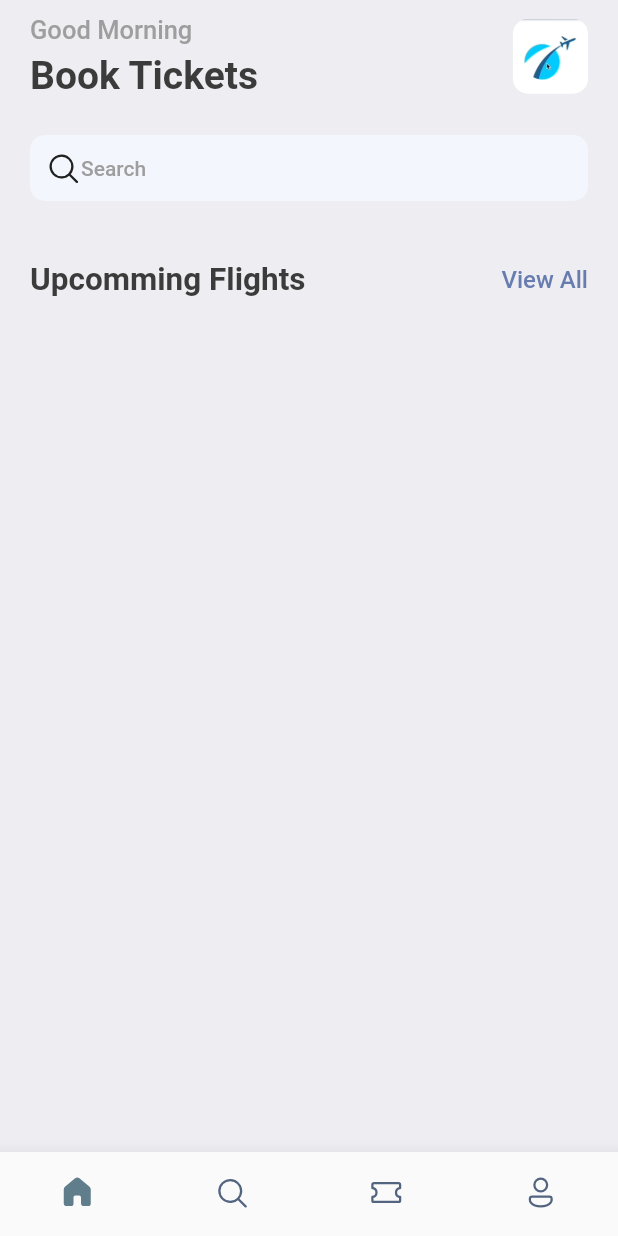
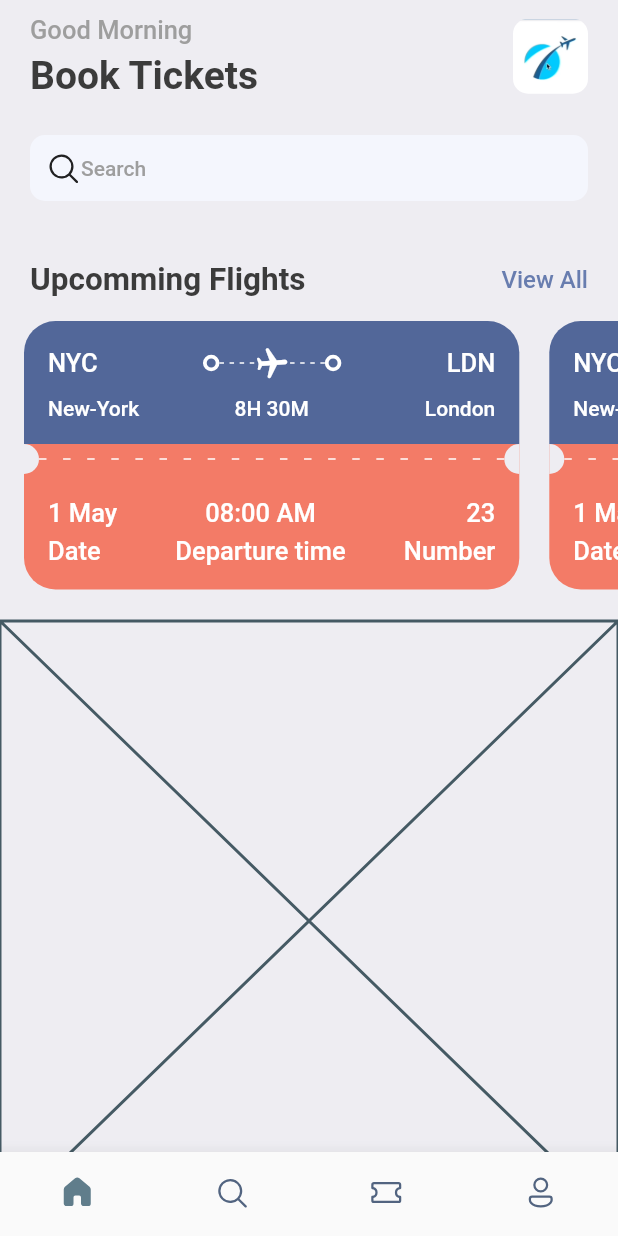
Before and after one commit to xiayulu/flutter-ticket, a Flutter app: the screen it shows after launch, on a phone screen of 412 x 824 dp. Run offline on Flutter 3.47's test engine with Material 2 defaults, Android fonts, the phone set to English and light mode, and no system bars; our stand-ins replace fluentui_icons, gap.

Commit message:
feat: tickect card

```diff
--- a/lib/screens/home.dart
+++ b/lib/screens/home.dart
@@ -1,6 +1,7 @@
 import 'package:fluentui_icons/fluentui_icons.dart';
 import 'package:flutter/material.dart';
 import 'package:gap/gap.dart';
+import 'package:ticket/screens/ticket_view.dart';
 import 'package:ticket/utils/app_styles.dart';
 
 class HomeScreen extends StatefulWidget {
@@ -84,9 +85,19 @@ class _HomeScreenState extends State<HomeScreen> {
                 )
               ],
             ),
-            const Gap(40),
           ]),
         ),
+        const Gap(15),
+        const SingleChildScrollView(
+          scrollDirection: Axis.horizontal,
+          padding: EdgeInsets.only(left: 16),
+          child: Row(children: [
+            TicketView(),
+            TicketView(),
+            TicketView(),
+          ]),
+        ),
+        Placeholder()
       ]),
     );
   }
--- /dev/null
+++ b/lib/screens/ticket_view.dart
@@ -0,0 +1,213 @@
+import 'package:flutter/material.dart';
+import 'package:gap/gap.dart';
+import 'package:ticket/utils/app_layout.dart';
+import 'package:ticket/utils/app_styles.dart';
+import 'package:ticket/widgets/thick_container.dart';
+
+class TicketView extends StatelessWidget {
+  const TicketView({super.key});
+
+  @override
+  Widget build(BuildContext context) {
+    final size = AppLayout.getSize(context);
+    return SizedBox(
+      width: size.width * 0.85,
+      height: 200,
+      child: Container(
+        margin: const EdgeInsets.only(right: 20),
+        child: Column(children: [
+          Container(
+            padding: const EdgeInsets.all(16),
+            decoration: const BoxDecoration(
+              color: Color(0xFF526799),
+              borderRadius: BorderRadius.only(
+                  topLeft: Radius.circular(21), topRight: Radius.circular(21)),
+            ),
+            child: Column(children: [
+              Row(
+                children: [
+                  Text(
+                    "NYC",
+                    style: Styles.headLineStyle3.copyWith(color: Colors.white),
+                  ),
+                  const Spacer(),
+                  const ThickContainer(),
+                  Expanded(
+                      child: Stack(
+                    children: [
+                      SizedBox(
+                          height: 24,
+                          child: LayoutBuilder(
+                            builder: (context, constraints) => Flex(
+                              direction: Axis.horizontal,
+                              mainAxisAlignment: MainAxisAlignment.spaceBetween,
+                              mainAxisSize: MainAxisSize.max,
+                              children: List.generate(
+                                (constraints.constrainWidth() / 6).floor(),
+                                (index) => const SizedBox(
+                                    width: 3,
+                                    height: 1,
+                                    child: DecoratedBox(
+                                      decoration:
+                                          BoxDecoration(color: Colors.white),
+                                    )),
+                              ),
+                            ),
+                          )),
+                      Center(
+                        child: Transform.rotate(
+                          angle: 1.5,
+                          child: const Icon(
+                            Icons.local_airport_rounded,
+                            color: Colors.white,
+                          ),
+                        ),
+                      ),
+                    ],
+                  )),
+                  const ThickContainer(),
+                  const Spacer(),
+                  Text(
+                    "LDN",
+                    style: Styles.headLineStyle3.copyWith(color: Colors.white),
+                  )
+                ],
+              ),
+              const Gap(10),
+              Row(
+                mainAxisAlignment: MainAxisAlignment.spaceBetween,
+                mainAxisSize: MainAxisSize.max,
+                children: [
+                  SizedBox(
+                      width: 100,
+                      child: Text(
+                        "New-York",
+                        style:
+                            Styles.headLineStyle4.copyWith(color: Colors.white),
+                      )),
+                  Text(
+                    "8H 30M",
+                    style: Styles.headLineStyle4.copyWith(color: Colors.white),
+                  ),
+                  SizedBox(
+                      width: 100,
+                      child: Text(
+                        "London",
+                        textAlign: TextAlign.end,
+                        style:
+                            Styles.headLineStyle4.copyWith(color: Colors.white),
+                      )),
+                ],
+              )
+            ]),
+          ),
+          Container(
+            color: Styles.orangeColor,
+            child: Row(children: [
+              SizedBox(
+                width: 10,
+                height: 20,
+                child: DecoratedBox(
+                    decoration: BoxDecoration(
+                        borderRadius: const BorderRadius.only(
+                          topRight: Radius.circular(10),
+                          bottomRight: Radius.circular(10),
+                        ),
+                        color: Styles.bgColor)),
+              ),
+              Expanded(
+                  child: LayoutBuilder(
+                builder: (context, constraints) => Flex(
+                  direction: Axis.horizontal,
+                  mainAxisAlignment: MainAxisAlignment.spaceBetween,
+                  mainAxisSize: MainAxisSize.max,
+                  children: List.generate(
+                      (constraints.constrainWidth() / 15).floor(),
+                      (index) => const SizedBox(
+                            width: 5,
+                            height: 1,
+                            child: DecoratedBox(
+                                decoration: BoxDecoration(color: Colors.white)),
+                          )),
+                ),
+              )),
+              SizedBox(
+                width: 10,
+                height: 20,
+                child: DecoratedBox(
+                    decoration: BoxDecoration(
+                        borderRadius: const BorderRadius.only(
+                          topLeft: Radius.circular(10),
+                          bottomLeft: Radius.circular(10),
+                        ),
+                        color: Styles.bgColor)),
+              ),
+            ]),
+          ),
+          Container(
+            padding: const EdgeInsets.all(16),
+            decoration: BoxDecoration(
+                color: Styles.orangeColor,
+                borderRadius: const BorderRadius.only(
+                    bottomLeft: Radius.circular(21),
+                    bottomRight: Radius.circular(21))),
+            child: Column(children: [
+              Row(
+                mainAxisAlignment: MainAxisAlignment.spaceBetween,
+                children: [
+                  Column(
+                    crossAxisAlignment: CrossAxisAlignment.start,
+                    children: [
+                      Text(
+                        "1 May",
+                        style:
+                            Styles.headLineStyle3.copyWith(color: Colors.white),
+                      ),
+                      const Gap(5),
+                      Text(
+                        "Date",
+                        style:
+                            Styles.headLineStyle3.copyWith(color: Colors.white),
+                      ),
+                    ],
+                  ),
+                  Column(
+                    children: [
+                      Text(
+                        "08:00 AM",
+                        style:
+                            Styles.headLineStyle3.copyWith(color: Colors.white),
+                      ),
+                      const Gap(5),
+                      Text(
+                        "Departure time",
+                        style:
+                            Styles.headLineStyle3.copyWith(color: Colors.white),
+                      ),
+                    ],
+                  ),
+                  Column(
+                    crossAxisAlignment: CrossAxisAlignment.end,
+                    children: [
+                      Text(
+                        "23",
+                        style:
+                            Styles.headLineStyle3.copyWith(color: Colors.white),
+                      ),
+                      const Gap(5),
+                      Text(
+                        "Number",
+                        style:
+                            Styles.headLineStyle3.copyWith(color: Colors.white),
+                      ),
+                    ],
+                  ),
+                ],
+              ),
+            ]),
+          ),
+        ]),
+      ),
+    );
+  }
+}
--- /dev/null
+++ b/lib/utils/app_layout.dart
@@ -0,0 +1,7 @@
+import 'package:flutter/material.dart';
+
+class AppLayout {
+  static getSize(BuildContext context) {
+    return MediaQuery.of(context).size;
+  }
+}
--- a/lib/utils/app_styles.dart
+++ b/lib/utils/app_styles.dart
@@ -6,7 +6,8 @@ class Styles {
   static Color primaryColor = primary;
   static Color textColor = const Color(0xFF3b3b3b);
   static Color bgColor = const Color(0xFFeeedf2);
-  static Color orangeColor = const Color(0xFF526799);
+  static Color blueColor = const Color(0xFF526799);
+  static Color orangeColor = const Color(0xFFf37b67);
 
   static TextStyle textStyle =
       TextStyle(fontSize: 16, color: textColor, fontWeight: FontWeight.w500);
--- /dev/null
+++ b/lib/widgets/thick_container.dart
@@ -0,0 +1,15 @@
+import 'package:flutter/material.dart';
+
+class ThickContainer extends StatelessWidget {
+  const ThickContainer({super.key});
+
+  @override
+  Widget build(BuildContext context) {
+    return Container(
+      padding: const EdgeInsets.all(3),
+      decoration: BoxDecoration(
+          borderRadius: BorderRadius.circular(20),
+          border: Border.all(width: 2.5, color: Colors.white)),
+    );
+  }
+}
```
